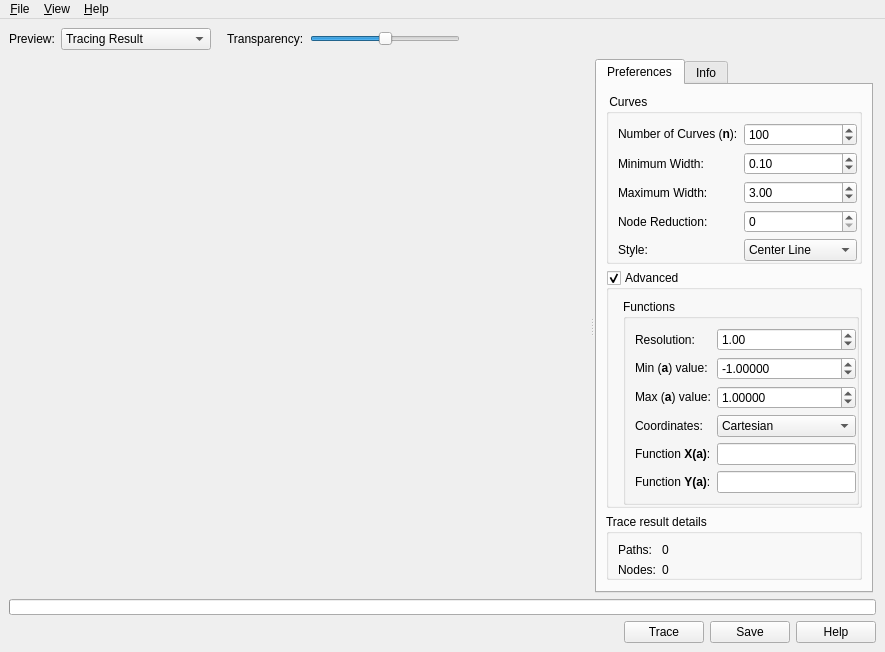
Qt form src/ui_build/mainwindow.ui (maxim-s-barabash/ZebraTrace) before a commit.
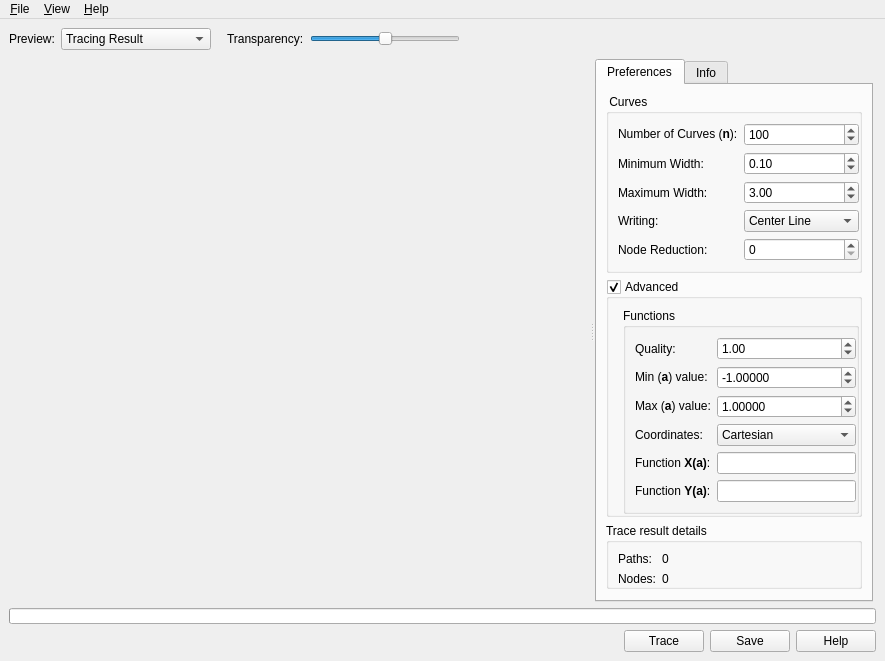
The same form after that commit. Icons and pictures are not drawn.

Commit message: refactoring. change path 'style' to 'writing'

```diff
--- a/src/ui_build/mainwindow.ui
+++ b/src/ui_build/mainwindow.ui
@@ -298,11 +298,8 @@
               <property name="checkable">
                <bool>false</bool>
               </property>
-              <layout class="QVBoxLayout" name="verticalLayout_8">
+              <layout class="QHBoxLayout" name="horizontalLayout_4">
                <property name="rightMargin">
-                <number>2</number>
-               </property>
-               <property name="bottomMargin">
                 <number>0</number>
                </property>
                <item>
@@ -398,46 +395,14 @@
                   </widget>
                  </item>
                  <item row="3" column="0">
-                  <widget class="QLabel" name="label_8">
-                   <property name="text">
-                    <string>Node Reduction:</string>
-                   </property>
-                  </widget>
-                 </item>
-                 <item row="3" column="1">
-                  <widget class="QSpinBox" name="nodeReduction">
-                   <property name="sizePolicy">
-                    <sizepolicy hsizetype="Preferred" vsizetype="Preferred">
-                     <horstretch>0</horstretch>
-                     <verstretch>0</verstretch>
-                    </sizepolicy>
-                   </property>
-                   <property name="toolTip">
-                    <string>Node reduction tolerance</string>
-                   </property>
-                   <property name="minimum">
-                    <number>0</number>
-                   </property>
-                   <property name="maximum">
-                    <number>100</number>
-                   </property>
-                   <property name="singleStep">
-                    <number>1</number>
-                   </property>
-                   <property name="value">
-                    <number>0</number>
-                   </property>
-                  </widget>
-                 </item>
-                 <item row="4" column="0">
                   <widget class="QLabel" name="label_10">
                    <property name="text">
-                    <string>Style:</string>
+                    <string>Writing:</string>
                    </property>
                   </widget>
                  </item>
-                 <item row="4" column="1">
-                  <widget class="QComboBox" name="curveStyle">
+                 <item row="3" column="1">
+                  <widget class="QComboBox" name="curveWriting">
                    <item>
                     <property name="text">
                      <string>Center Line</string>
@@ -465,6 +430,38 @@
                    </item>
                   </widget>
                  </item>
+                 <item row="4" column="0">
+                  <widget class="QLabel" name="label_8">
+                   <property name="text">
+                    <string>Node Reduction:</string>
+                   </property>
+                  </widget>
+                 </item>
+                 <item row="4" column="1">
+                  <widget class="QSpinBox" name="nodeReduction">
+                   <property name="sizePolicy">
+                    <sizepolicy hsizetype="Preferred" vsizetype="Preferred">
+                     <horstretch>0</horstretch>
+                     <verstretch>0</verstretch>
+                    </sizepolicy>
+                   </property>
+                   <property name="toolTip">
+                    <string>Node reduction tolerance</string>
+                   </property>
+                   <property name="minimum">
+                    <number>0</number>
+                   </property>
+                   <property name="maximum">
+                    <number>100</number>
+                   </property>
+                   <property name="singleStep">
+                    <number>1</number>
+                   </property>
+                   <property name="value">
+                    <number>0</number>
+                   </property>
+                  </widget>
+                 </item>
                 </layout>
                </item>
               </layout>
@@ -525,7 +522,7 @@
                       <item row="0" column="0">
                        <widget class="QLabel" name="label_1">
                         <property name="text">
-                         <string>Resolution:</string>
+                         <string>Quality:</string>
                         </property>
                        </widget>
                       </item>
```
Left out of the diff: 3 changed lines with no effect on the pictures. The commit also changes 8 other files.
